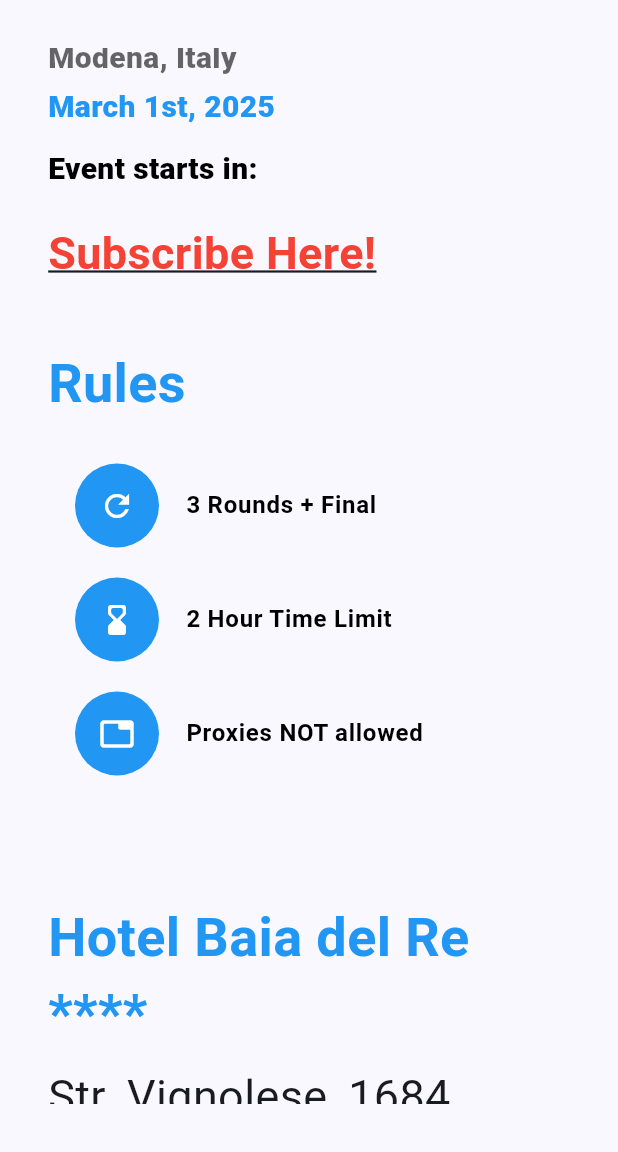
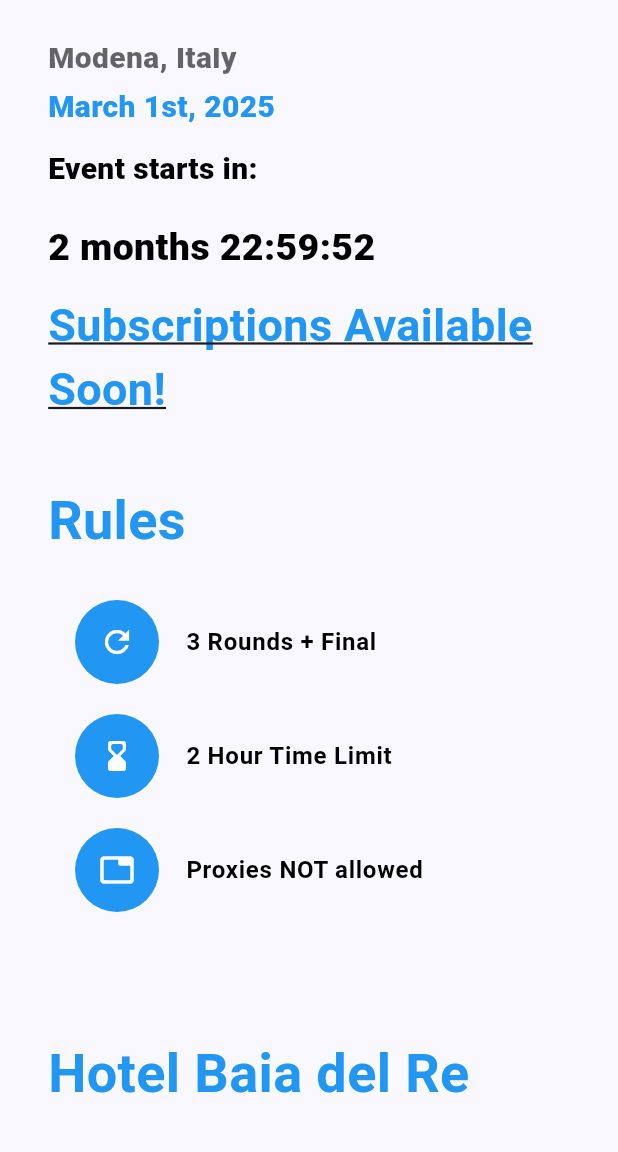
Before and after one commit to SimoParmeg/vtesitaly, a Flutter app: the screen it shows after launch, scrolled down 576 dp, on a phone screen of 412 x 824 dp, the part 84-1236 px from its top. Run offline on Flutter 3.47's test engine with Material 3 defaults, Android fonts, the light colour scheme and no system bars.

Commit message:
rimesso conto alla rovescia

```diff
--- a/vtesitaly/lib/views/rows/event.dart
+++ b/vtesitaly/lib/views/rows/event.dart
@@ -1,7 +1,12 @@
+import 'dart:async';
+import 'dart:math';
+
 import 'package:flutter/material.dart';
+import 'package:vtesitaly/config.dart';
 import 'package:vtesitaly/views/forms/registration.dart';
 
 class EventRow extends StatefulWidget {
+
   const EventRow({super.key});
 
   @override
@@ -9,6 +14,63 @@ class EventRow extends StatefulWidget {
 }
 
 class _EventRowState extends State<EventRow> {
+
+  late Timer _timer;
+  Duration _remainingTime = const Duration();
+  final DateTime _targetDateTime = DateTime(2025, 3, 1, 9, 30, 0);
+  String formattedCountdown = "";
+
+
+  @override
+  void initState() {
+    super.initState();
+    _startCountdown();
+  }
+
+
+  @override
+  void dispose() {
+    _timer.cancel();
+    super.dispose();
+  }
+
+
+  void _startCountdown() {
+    _updateRemainingTime();
+    _timer = Timer.periodic(const Duration(seconds: 1), (timer) {
+      _updateRemainingTime();
+    });
+  }
+
+
+  void _updateRemainingTime() {
+    final DateTime now = DateTime.now();
+    setState(() {
+      _remainingTime = _targetDateTime.difference(now);
+
+      if (_remainingTime.isNegative) {
+        _timer.cancel();
+        formattedCountdown = "Event Started!";
+      } else {
+        final int totalDays = _remainingTime.inDays;
+        final int years = totalDays ~/ 365;
+        final int months = (totalDays % 365) ~/ 30;
+        final int days = (totalDays % 365) % 30;
+        final int hours = _remainingTime.inHours % 24;
+        final int minutes = _remainingTime.inMinutes % 60;
+        final int seconds = _remainingTime.inSeconds % 60;
+
+        formattedCountdown = '${years > 0 ? "$years anni " : ""}'
+            '${months > 0 ? "$months months " : ""}'
+            '${days > 0 ? "$days days " : ""}'
+            '${hours.toString().padLeft(2, '0')}:'
+            '${minutes.toString().padLeft(2, '0')}:'
+            '${seconds.toString().padLeft(2, '0')}';
+      }
+    });
+  }
+
+
   void _showSubscriptionDialog(BuildContext context) {
     showDialog(
       context: context,
@@ -31,31 +93,34 @@ class _EventRowState extends State<EventRow> {
     );
   }
 
+
   @override
   Widget build(BuildContext context) {
-    final isMobile = MediaQuery.of(context).size.width < 600; // Definisci la tua soglia
-    return !isMobile
-        ? Row(
+    final isMobile = MediaQuery.of(context).size.width < TRESHOLD_MOBILEMAXWIDTH;
+
+    return !isMobile ? Row(
       mainAxisAlignment: MainAxisAlignment.spaceBetween,
       crossAxisAlignment: CrossAxisAlignment.start,
       children: [
-              _buildColumnWidget(context),
+        _buildColumnWidget(),
         _buildImageWidget(isMobile),
-            ],
-          )
-        : Column(
+
+      ]
+    ) : Column(
       mainAxisAlignment: MainAxisAlignment.start,
       crossAxisAlignment: CrossAxisAlignment.start,
       children: [
         _buildImageWidget(isMobile),
-              const SizedBox(height: 20),
-              _buildColumnWidget(context),
-            ],
+        const SizedBox(height:20),
+        _buildColumnWidget()
+      ]
     );
+
   }
 
-  Widget _buildColumnWidget(BuildContext context) {
+  Widget _buildColumnWidget(){
     return Column(
+      mainAxisAlignment: MainAxisAlignment.start,
       crossAxisAlignment: CrossAxisAlignment.start,
       children: [
         RichText(
@@ -74,7 +139,7 @@ class _EventRowState extends State<EventRow> {
                 style: TextStyle(
                   fontSize: 48,
                   fontWeight: FontWeight.bold,
-                  color: Colors.blue,
+                  color: Colors.blue ,
                 ),
               ),
               TextSpan(
@@ -88,42 +153,62 @@ class _EventRowState extends State<EventRow> {
             ],
           ),
         ),
-        const SizedBox(height: 16),
+        const SizedBox(
+          height: 16
+        ),
         Text(
           "Modena, Italy",
           style: TextStyle(
             fontSize: 20,
             fontWeight: FontWeight.w900,
-            color: Colors.black.withOpacity(0.6),
+            color: Colors.black.withOpacity(0.6)
+          )
         ),
+        const SizedBox(
+          height: 4
         ),
-        const SizedBox(height: 4),
         const Text(
           "March 1st, 2025",
           style: TextStyle(
             fontSize: 20,
             fontWeight: FontWeight.w900,
-            color: Colors.blue,
+            color: Colors.blue
+          )
         ),
+        const SizedBox(
+          height: 12
         ),
-        const SizedBox(height: 12),
         const Text(
           "Event starts in:",
           style: TextStyle(
             fontSize: 20,
             fontWeight: FontWeight.w900,
-            color: Colors.black,
+            color: Colors.black
+          )
         ),
+        const SizedBox(
+          height: 20
         ),
-        const SizedBox(height: 20),
+        Text(
+          formattedCountdown,
+          style: const TextStyle(
+            fontSize: 25,
+            fontWeight: FontWeight.w800,
+            color: Colors.black
+          )
+        ),
+        const SizedBox(
+          height: 12
+        ),
+        //
         GestureDetector(
-          onTap: () => _showSubscriptionDialog(context), // Apre il popup
+          onTap: () => _showSubscriptionDialog(context),
           child: const Text(
-            "Subscribe Here!",
+            "Subscriptions Available Soon!",
             style: TextStyle(
               fontSize: 30,
               fontWeight: FontWeight.bold,
-              color: Colors.red,
+              color: Colors.blue,
               decoration: TextDecoration.underline,
             ),
           ),
@@ -132,19 +217,19 @@ class _EventRowState extends State<EventRow> {
     );
   }
 
-  Widget _buildImageWidget(bool isMobile) {
+  Widget _buildImageWidget(bool isMobile){
     return ClipRRect(
       borderRadius: BorderRadius.circular(8),
       child: Image.asset(
         "assets/images/logo_gp.jpeg",
         width: !isMobile
-            ? MediaQuery.of(context).size.width / 2 - 32
-            : MediaQuery.of(context).size.width - 32,
+          ? min(475, MediaQuery.of(context).size.width/2-32)
+          : MediaQuery.of(context).size.width-32,
         height: !isMobile
-            ? MediaQuery.of(context).size.width / 2 - 32
-            : MediaQuery.of(context).size.width - 32,
+          ? min(475, MediaQuery.of(context).size.width/2-32)
+          : MediaQuery.of(context).size.width-32,
         fit: BoxFit.cover,
-      ),
+      )
     );
   }
 }
```
Lines whose indentation alone changed are shown as unchanged.
